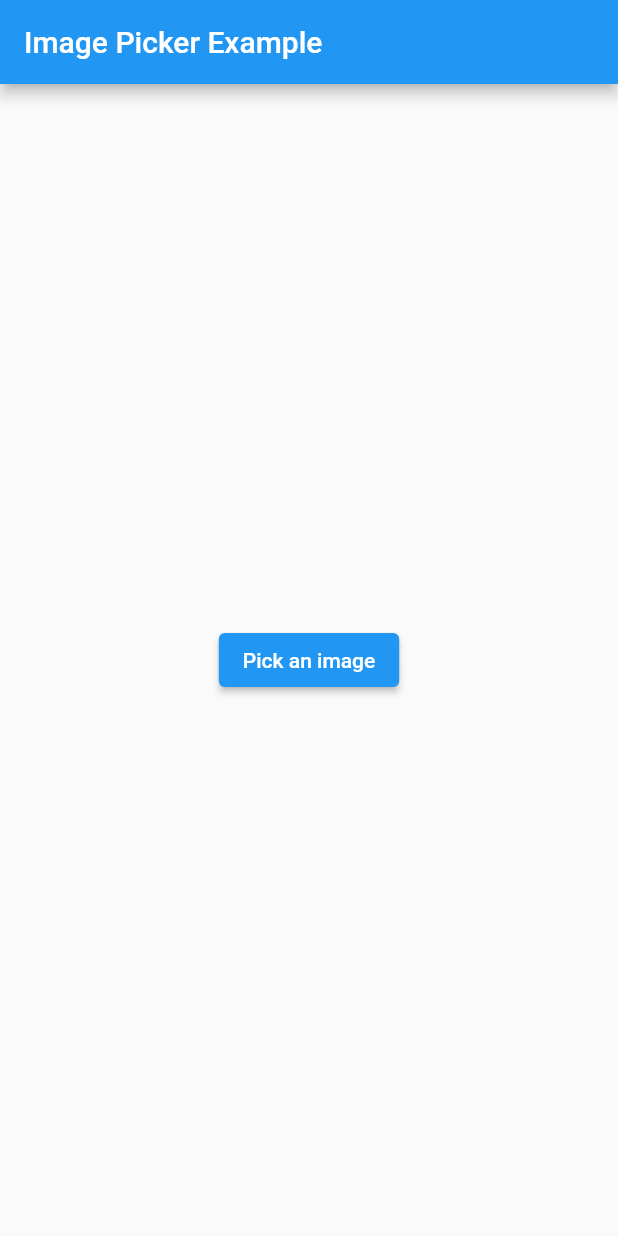
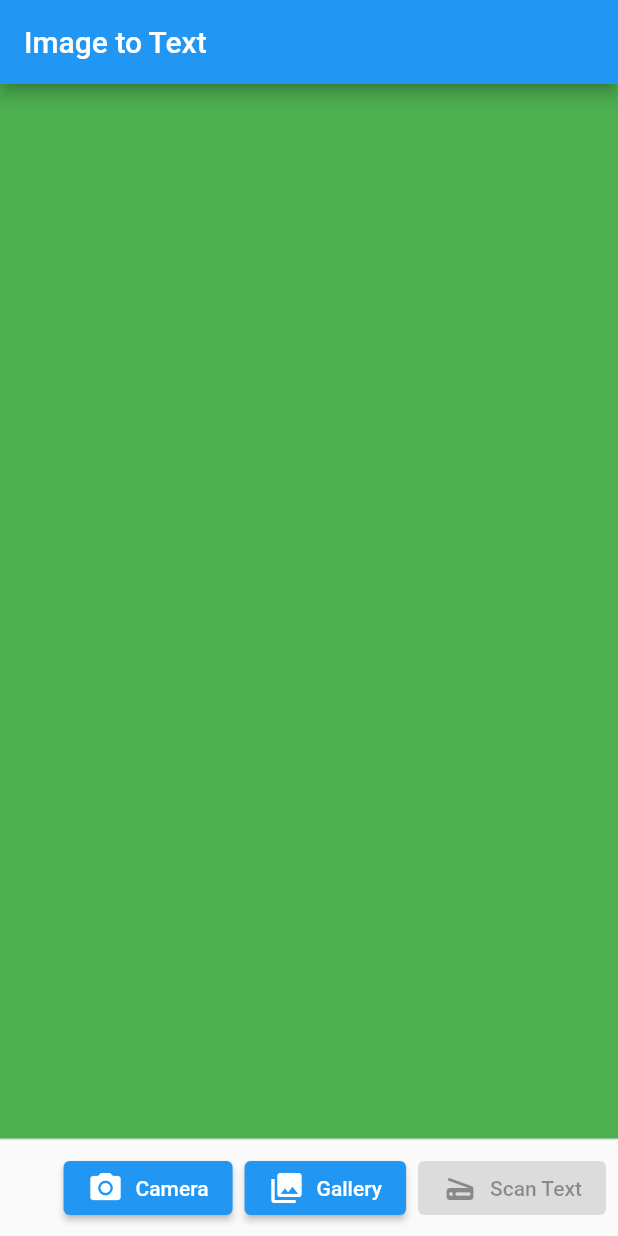
Before and after one commit to Becca-Saka/mlkit, a Flutter app: the screen it shows after launch, on a phone screen of 412 x 824 dp. Run offline on Flutter 3.47's test engine with Material 2 defaults, Android fonts, the phone set to English and light mode, and no system bars; our stand-ins replace image_picker; missing offline and left inert: google_ml_kit.

Commit message:
updated strucure

```diff
--- /dev/null
+++ b/imagetotext/lib/get_image.dart
@@ -0,0 +1,106 @@
+import 'dart:io';
+
+import 'package:flutter/material.dart';
+import 'package:google_ml_kit/google_ml_kit.dart';
+import 'package:image_picker/image_picker.dart';
+
+import 'scanned_text.dart';
+
+class GetImage extends StatefulWidget {
+  const GetImage({Key? key}) : super(key: key);
+
+  @override
+  State<GetImage> createState() => _GetImageState();
+}
+
+class _GetImageState extends State<GetImage> {
+  XFile? image;
+  @override
+  Widget build(BuildContext context) {
+    return Scaffold(
+      appBar: AppBar(
+        title: const Text('Image to Text'),
+      ),
+      persistentFooterButtons: [
+        ElevatedButton(
+          onPressed: () async {
+            final XFile? imageFile =
+                await ImagePicker().pickImage(source: ImageSource.camera);
+            if (imageFile == null) return;
+            setState(() {
+              image = imageFile;
+            });
+          },
+          child: Row(
+            mainAxisSize: MainAxisSize.min,
+            children: const [
+              Icon(Icons.camera_alt),
+              SizedBox(width: 8),
+              Text('Camera'),
+            ],
+          ),
+        ),
+        ElevatedButton(
+          onPressed: () async {
+            final XFile? imageFile =
+                await ImagePicker().pickImage(source: ImageSource.gallery);
+            if (imageFile == null) return;
+            setState(() {
+              image = imageFile;
+            });
+          },
+          child: Row(
+            mainAxisSize: MainAxisSize.min,
+            children: const [
+              Icon(Icons.photo_library),
+              SizedBox(width: 8),
+              Text('Gallery'),
+            ],
+          ),
+        ),
+        ElevatedButton(
+          onPressed: image != null ? getTextFromImage : null,
+          child: Row(
+            mainAxisSize: MainAxisSize.min,
+            children: const [
+              Icon(Icons.scanner_rounded),
+              SizedBox(width: 8),
+              Text('Scan Text'),
+            ],
+          ),
+        ),
+      ],
+      body: image == null
+          ? Container(
+              color: Colors.green,
+            )
+          : Image.file(
+              File(image!.path),
+              fit: BoxFit.contain,
+            ),
+    );
+  }
+
+  getTextFromImage() async {
+    final inputImage = InputImage.fromFilePath(image!.path);
+    final textDectector = GoogleMlKit.vision.textRecognizer();
+    RecognizedText recognizedText =
+        await textDectector.processImage(inputImage);
+    await textDectector.close();
+    String text = recognizedText.text;
+
+    for (TextBlock block in recognizedText.blocks) {
+      text = text + block.text + '\n';
+
+      // for (TextLine line in block.lines) {
+      //   text = text + line.text + '\n';
+      // }
+    }
+    Navigator.push(
+      context,
+      MaterialPageRoute(
+        builder: (context) => ScannedText(text: text),
+      ),
+    );
+  }
+}
--- a/imagetotext/lib/image_picker.dart
+++ /dev/null
@@ -1,104 +0,0 @@
-import 'dart:io';
-
-import 'package:flutter/material.dart';
-import 'package:google_ml_kit/google_ml_kit.dart';
-import 'package:image_picker/image_picker.dart';
-
-class GetImage extends StatelessWidget {
-  const GetImage({Key? key}) : super(key: key);
-
-  @override
-  Widget build(BuildContext context) {
-    return Scaffold(
-      appBar: AppBar(
-        title: const Text('Image Picker Example'),
-      ),
-      body: Center(
-        child: Column(
-          mainAxisAlignment: MainAxisAlignment.center,
-          children: <Widget>[
-            ElevatedButton(
-              child: const Text('Pick an image'),
-              onPressed: () {
-                ImagePicker()
-                    .pickImage(source: ImageSource.gallery)
-                    .then((file) {
-                  if (file == null) return;
-                  Navigator.push(
-                    context,
-                    MaterialPageRoute(
-                      builder: (context) => ScanImage(image: file),
-                    ),
-                  );
-                });
-              },
-            ),
-          ],
-        ),
-      ),
-    );
-  }
-}
-
-class ScanImage extends StatelessWidget {
-  final XFile image;
-  const ScanImage({Key? key, required this.image}) : super(key: key);
-
-  @override
-  Widget build(BuildContext context) {
-    return Scaffold(
-      floatingActionButton: FloatingActionButton(
-        child: const Icon(Icons.scanner),
-        onPressed: () => getTextFromImage(context),
-      ),
-      body: SafeArea(
-        child: Image.file(
-          File(image.path),
-          fit: BoxFit.contain,
-        ),
-      ),
-    );
-  }
-
-  getTextFromImage(context) async {
-    final inputImage = InputImage.fromFilePath(image.path);
-    final textDectector = GoogleMlKit.vision.textRecognizer();
-    RecognizedText recognizedText =
-        await textDectector.processImage(inputImage);
-    await textDectector.close();
-    String text = recognizedText.text;
-
-    for (TextBlock block in recognizedText.blocks) {
-      text = text + block.text + '\n';
-
-      // for (TextLine line in block.lines) {
-      //   text = text + line.text + '\n';
-      // }
-    }
-    Navigator.push(
-      context,
-      MaterialPageRoute(
-        builder: (context) => ScannedText(text: text),
-      ),
-    );
-  }
-}
-
-class ScannedText extends StatelessWidget {
-  final String text;
-  const ScannedText({Key? key, required this.text}) : super(key: key);
-
-  @override
-  Widget build(BuildContext context) {
-    return Scaffold(
-      body: SafeArea(
-        child: SingleChildScrollView(
-          child: SelectableText(
-            text,
-            style: Theme.of(context).textTheme.bodyMedium,
-          ),
-        ),
-      ),
-    );
-  }
-}
```
Also changed, not shown: imagetotext/lib/main.dart (+3 -97 lines), imagetotext/lib/scanned_text.dart (added, +21 -0 lines).
